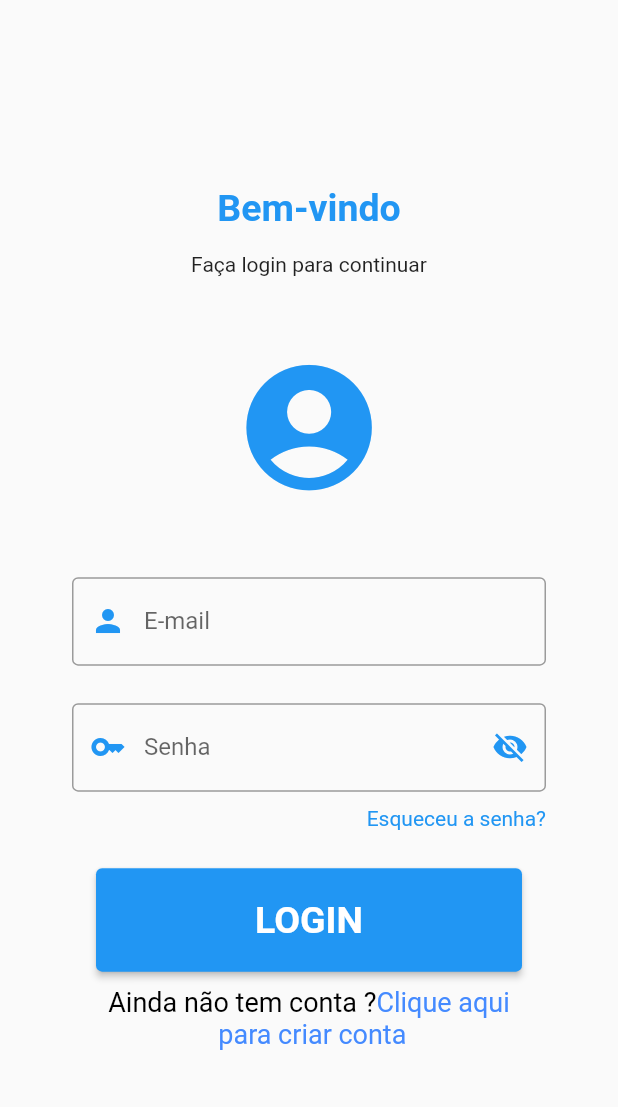
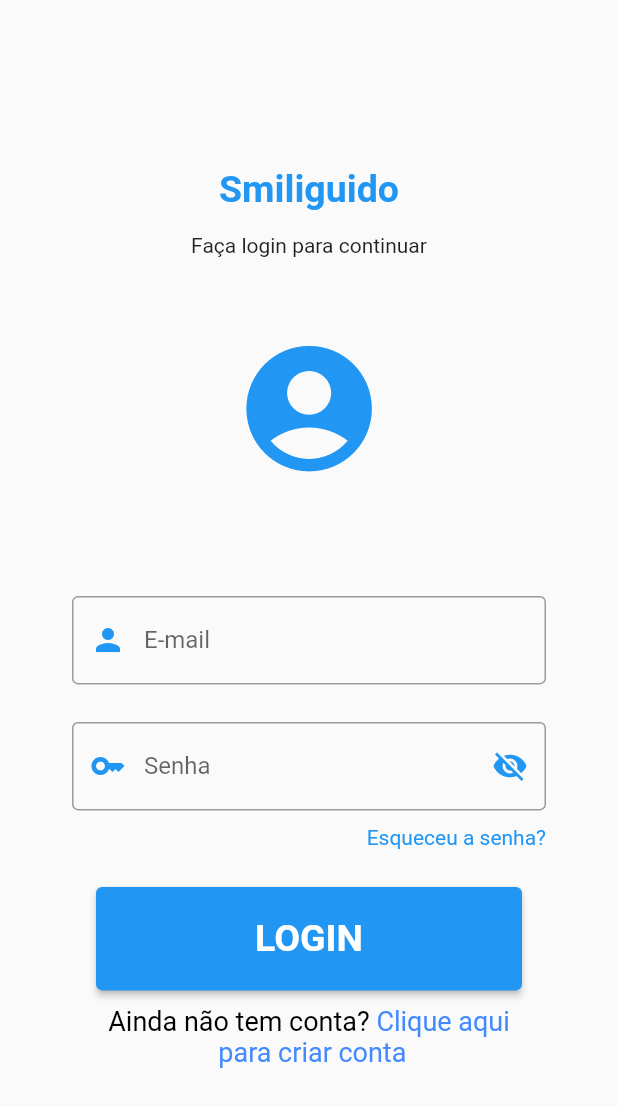
Before and after one commit to stefanicarol/aula02, a Flutter app: the screen it shows after launch, on a phone screen of 412 x 824 dp. Shown: the top 1107 px of the screen. Run offline on Flutter 3.47's test engine with Material 2 defaults, Android fonts, the phone set to English and light mode, and no system bars.

Commit message:
Refatoração da homepage

```diff
--- /dev/null
+++ b/lib/login_page.dart
@@ -0,0 +1,102 @@
+import 'package:aula02/widget/eleveted_button_custom.dart';
+import 'package:aula02/widget/text_form_field_custom.dart';
+import 'package:flutter/material.dart';
+
+class LoginPage extends StatefulWidget {
+  const LoginPage({super.key, required this.title});
+
+  final String title;
+
+  @override
+  State<LoginPage> createState() => _LoginPageState();
+}
+
+class _LoginPageState extends State<LoginPage> {
+  bool obscureText = true;
+
+  @override
+  Widget build(BuildContext context) {
+    print("BUILD ENTREI");
+    return Scaffold(
+      body: Center(
+        child: Padding(
+          padding: const EdgeInsets.all(48.0),
+          child: Column(
+            mainAxisAlignment: MainAxisAlignment.center,
+            children: <Widget>[
+              Text(
+                widget.title,
+                style: const TextStyle(
+                    color: Colors.blue,
+                    fontSize: 25,
+                    fontWeight: FontWeight.bold),
+              ),
+              const SizedBox(height: 15),
+              const Text("Faça login para continuar"),
+              const SizedBox(height: 50),
+              const Icon(Icons.account_circle,
+                  size: 100.50, color: Colors.blue),
+              const SizedBox(height: 50),
+              const SizedBox(
+                height: 25,
+              ),
+              TextFormFieldCustom(
+                description: 'E-mail',
+                prefixIcon: const Icon(Icons.person, color: Colors.blue),
+              ),
+              const SizedBox(height: 25),
+              TextFormFieldCustom(
+                obscureText: obscureText,
+                description: 'Senha',
+                prefixIcon: const Icon(Icons.key, color: Colors.blue),
+                suffixIcon: IconButton(
+                  onPressed: () {
+                    setState(() {
+                      obscureText = !obscureText;
+                    });
+                  },
+                  icon: Icon(
+                      obscureText ? Icons.visibility_off : Icons.visibility,
+                      color: Colors.blue),
+                ),
+              ),
+              const SizedBox(
+                height: 10,
+              ),
+              Row(
+                mainAxisAlignment: MainAxisAlignment.end,
+                children: const [
+                  Text(
+                    "Esqueceu a senha?",
+                    style: TextStyle(
+                      color: Colors.blue,
+                    ),
+                  ),
+                ],
+              ),
+              const SizedBox(height: 25),
+              const ElevetedButtonCustom(description: "Login"),
+              const SizedBox(
+                height: 10,
+              ),
+              RichText(
+                textAlign: TextAlign.center,
+                text: const TextSpan(
+                  style: TextStyle(color: Colors.black, fontSize: 36),
+                  children: <TextSpan>[
+                    TextSpan(text: 'Ainda não tem conta? '),
+                    TextSpan(
+                      text: 'Clique aqui\n para criar conta',
+                      style: TextStyle(color: Colors.blueAccent),
+                    ),
+                  ],
+                ),
+                textScaleFactor: 0.5,
+              )
+            ],
+          ),
+        ),
+      ),
+    );
+  }
+} //125
--- a/lib/main.dart
+++ b/lib/main.dart
@@ -1,168 +1,6 @@
 import 'package:flutter/material.dart';
+import 'my_app.dart';
 
 void main() {
   runApp(const MyApp());
 }
-
-class MyApp extends StatelessWidget {
-  const MyApp({super.key});
-
-  @override
-  Widget build(BuildContext context) {
-    return MaterialApp(
-      title: 'Aula02',
-      debugShowCheckedModeBanner: false,
-      theme: ThemeData(
-        primarySwatch: Colors.blue,
-      ),
-      home: const MyHomePage(title: 'Smiliguido'),
-    );
-  }
-}
-
-class MyHomePage extends StatefulWidget {
-  const MyHomePage({super.key, required this.title});
-
-  final String title;
-
-  @override
-  State<MyHomePage> createState() => _MyHomePageState();
-}
-
-class _MyHomePageState extends State<MyHomePage> {
-  bool obscureText = true;
-
-  @override
-  Widget build(BuildContext context) {
-    print("BUILD ENTREI");
-    return Scaffold(
-      body: Center(
-        child: Padding(
-          padding: const EdgeInsets.all(48.0),
-          child: Column(
-            mainAxisAlignment: MainAxisAlignment.center,
-            children: <Widget>[
-              const Text(
-                "Bem-vindo",
-                style: TextStyle(
-                    color: Colors.blue,
-                    fontSize: 25,
-                    fontWeight: FontWeight.bold),
-              ),
-              const SizedBox(
-                height: 15,
-              ),
-              const Text(
-                "Faça login para continuar",
-              ),
-              const SizedBox(
-                height: 50,
-              ),
-              const Icon(
-                Icons.account_circle,
-                size: 100.50,
-                color: Colors.blue,
-              ),
-              const SizedBox(
-                height: 50,
-              ),
-              TextFormField(
-                decoration: const InputDecoration(
-                    border: OutlineInputBorder(),
-                    prefixIcon: Icon(
-                      Icons.person,
-                      color: Colors.blue,
-                    ),
-                    hintText: "Usuário",
-                    labelText: ("E-mail")),
-              ),
-              const SizedBox(
-                height: 25,
-              ),
-              TextFormField(
-                obscureText: obscureText,
-                decoration: InputDecoration(
-                    border: const OutlineInputBorder(),
-                    prefixIcon: const Icon(Icons.key, color: Colors.blue),
-                    suffixIcon: IconButton(
-                      onPressed: () {
-                        setState(() {
-                          obscureText = !obscureText;
-                          print(obscureText);
-                          /*  if (obscureText == true) {
-                            print(obscureText);
-                            obscureText = false;
-                          } else {
-                            print(obscureText);
-                            obscureText = true;
-                          }*/
-                        });
-                      },
-                      icon: Icon(
-                          obscureText ? Icons.visibility_off : Icons.visibility,
-                          color: Colors.blue),
-                    ),
-                    hintText: "Senha",
-                    labelText: ("Senha")),
-              ),
-              const SizedBox(
-                height: 10,
-              ),
-              Row(
-                mainAxisAlignment: MainAxisAlignment.end,
-                children: const [
-                  Text(
-                    "Esqueceu a senha?",
-                    style: TextStyle(
-                      color: Colors.blue,
-                    ),
-                  ),
-                ],
-              ),
-              const SizedBox(
-                height: 25,
-              ),
-              ElevatedButton(
-                  // ignore: prefer_const_constructors
-                  style: ButtonStyle(
-                    backgroundColor:
-                        const MaterialStatePropertyAll<Color>(Colors.blue),
-                  ),
-                  onPressed: () {},
-                  child: Padding(
-                    padding: const EdgeInsets.symmetric(
-                        horizontal: 90, vertical: 20),
-                    child: Text(
-                      "Login".toUpperCase(),
-                      style: const TextStyle(
-                          fontSize: 25, fontWeight: FontWeight.bold),
-                    ),
-                  )),
-              const SizedBox(
-                height: 10,
-              ),
-              RichText(
-                textAlign: TextAlign.center,
-                text: const TextSpan(
-                  style: TextStyle(color: Colors.black, fontSize: 36),
-                  children: <TextSpan>[
-                    TextSpan(text: 'Ainda não tem conta ?'),
-                    TextSpan(
-                      text: 'Clique aqui\n ',
-                      style: TextStyle(color: Colors.blueAccent),
-                    ),
-                    TextSpan(
-                      text: 'para criar conta ',
-                      style: TextStyle(color: Colors.blueAccent),
-                    )
-                  ],
-                ),
-                textScaleFactor: 0.5,
-              )
-            ],
-          ),
-        ),
-      ),
-    );
-  }
-}
--- /dev/null
+++ b/lib/my_app.dart
@@ -0,0 +1,18 @@
+import 'package:flutter/material.dart';
+import 'login_page.dart';
+
+class MyApp extends StatelessWidget {
+  const MyApp({super.key});
+
+  @override
+  Widget build(BuildContext context) {
+    return MaterialApp(
+      title: 'Aula02',
+      debugShowCheckedModeBanner: false,
+      theme: ThemeData(
+        primarySwatch: Colors.blue,
+      ),
+      home: const LoginPage(title: 'Smiliguido'),
+    );
+  }
+}
--- /dev/null
+++ b/lib/widget/eleveted_button_custom.dart
@@ -0,0 +1,28 @@
+import 'package:flutter/material.dart';
+
+class ElevetedButtonCustom extends StatefulWidget {
+  final String description;
+
+  const ElevetedButtonCustom({super.key, required this.description});
+
+  @override
+  State<ElevetedButtonCustom> createState() => _ElevetedButtonCustomState();
+}
+
+class _ElevetedButtonCustomState extends State<ElevetedButtonCustom> {
+  @override
+  Widget build(BuildContext context) {
+    return ElevatedButton(
+        style: const ButtonStyle(
+          backgroundColor: MaterialStatePropertyAll<Color>(Colors.blue),
+        ),
+        onPressed: () {},
+        child: Padding(
+          padding: const EdgeInsets.symmetric(horizontal: 90, vertical: 20),
+          child: Text(
+            widget.description.toUpperCase(),
+            style: const TextStyle(fontSize: 25, fontWeight: FontWeight.bold),
+          ),
+        ));
+  }
+}
--- /dev/null
+++ b/lib/widget/text_form_field_custom.dart
@@ -0,0 +1,34 @@
+import 'package:flutter/material.dart';
+
+class TextFormFieldCustom extends StatefulWidget {
+  final Widget prefixIcon;
+  final String description;
+  Widget? suffixIcon;
+  bool? obscureText = true;
+
+  TextFormFieldCustom({
+    super.key,
+    this.suffixIcon, //opcional
+    this.obscureText, //opcional
+    required this.prefixIcon, //obrigatória
+    required this.description, //obrigatória
+  });
+
+  @override
+  State<TextFormFieldCustom> createState() => _TextFormFieldCustomState();
+}
+
+class _TextFormFieldCustomState extends State<TextFormFieldCustom> {
+  @override
+  Widget build(BuildContext context) {
+    return TextFormField(
+      obscureText: widget.obscureText ?? false,
+      decoration: InputDecoration(
+          border: const OutlineInputBorder(),
+          prefixIcon: widget.prefixIcon,
+          suffixIcon: widget.suffixIcon ?? const SizedBox(),
+          hintText: widget.description,
+          labelText: widget.description),
+    );
+  }
+}
```
Also changed, not shown: 1 other file.
